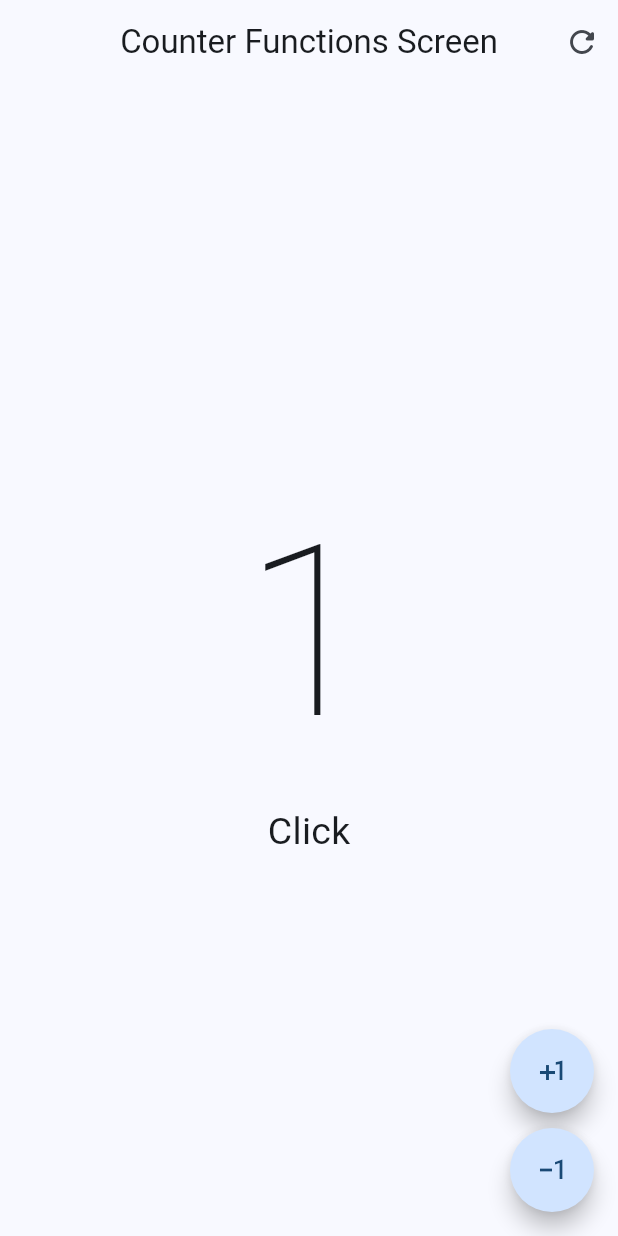
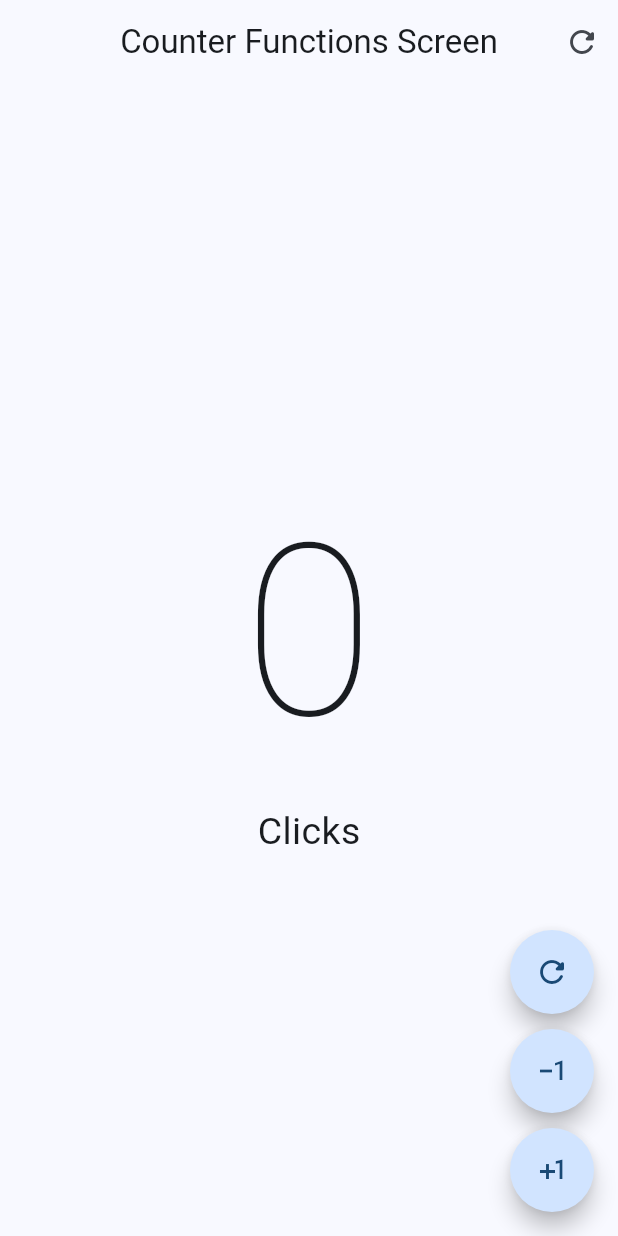
Before and after one commit to AlejandroDev8/Flutter-Hello-World, a Flutter app: the screen it shows after launch, after a tap on the "plus one" icon, on a phone screen of 412 x 824 dp. Run offline on Flutter 3.47's test engine with Material 3 defaults, Android fonts, the phone set to English and light mode, and no system bars.

Commit message:
Create a CustomButton

```diff
--- a/lib/presentation/screens/counter/counter_functions_screen.dart
+++ b/lib/presentation/screens/counter/counter_functions_screen.dart
@@ -46,26 +46,36 @@ class _CounterFunctionsScreenState extends State<CounterFunctionsScreen> {
         floatingActionButton: Column(
           mainAxisAlignment: MainAxisAlignment.end,
           children: [
-            FloatingActionButton(
-              shape: const StadiumBorder(),
-              onPressed: () {
-                setState(() {
-                  clickCounter++;
-                });
-              },
-              child: const Icon(Icons.plus_one),
+            CustomButton(
+              icon: Icons.refresh_rounded,
             ),
+            const SizedBox(
+              height: 10,
+            ),
+            CustomButton(icon: Icons.exposure_minus_1_outlined),
             const SizedBox(height: 10),
-            FloatingActionButton(
-              shape: const StadiumBorder(),
-              onPressed: () {
-                setState(() {
-                  clickCounter--;
-                });
-              },
-              child: const Icon(Icons.exposure_minus_1),
+            CustomButton(
+              icon: Icons.plus_one,
             )
           ],
         ));
   }
 }
+
+class CustomButton extends StatelessWidget {
+  final IconData icon;
+
+  const CustomButton({
+    super.key,
+    required this.icon,
+  });
+
+  @override
+  Widget build(BuildContext context) {
+    return FloatingActionButton(
+      shape: const StadiumBorder(),
+      onPressed: () {},
+      child: Icon(icon),
+    );
+  }
+}
```
